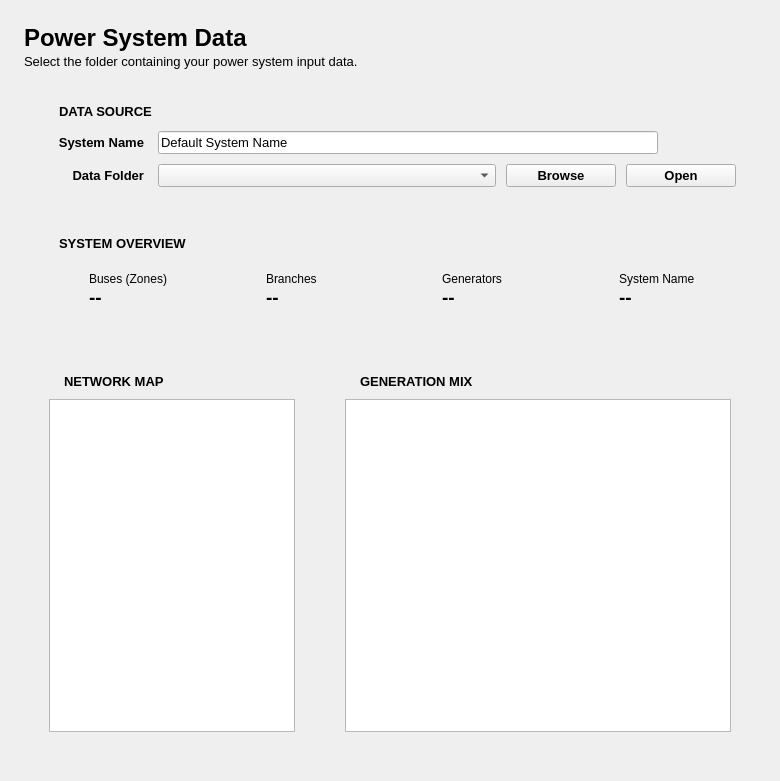
First picture: the form in quest_planning/ui/forms/power_system_data/power_system_DEP.ui, repository sandialabs/quest_planning, before the edit.
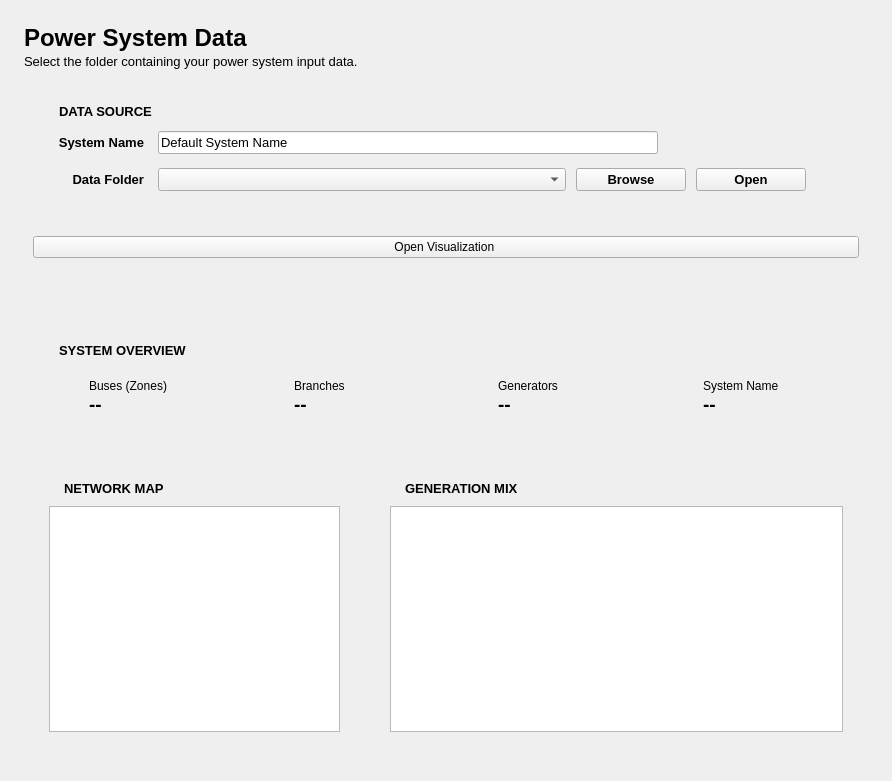
Second picture: the form after the edit. Icons and pictures are not drawn. Custom widgets are drawn as their Qt base class.

Commit message:
fix: removed load button and added a visualization butto
- added a visualization button for when data is loaded into the application the button will enable and be clicked so a popup window occurs.

The edit to the form file:
```diff
--- a/quest_planning/ui/forms/power_system_data/power_system_DEP.ui
+++ b/quest_planning/ui/forms/power_system_data/power_system_DEP.ui
@@ -6,7 +6,7 @@
    <rect>
     <x>0</x>
     <y>0</y>
-    <width>780</width>
+    <width>892</width>
     <height>781</height>
    </rect>
   </property>
@@ -23,7 +23,7 @@
    <number>0</number>
   </property>
   <widget class="QWidget" name="page_standard">
-   <layout class="QVBoxLayout" name="verticalLayout_main" stretch="0,0,0,0">
+   <layout class="QVBoxLayout" name="verticalLayout_main" stretch="0,0,0,0,0,0">
     <property name="spacing">
      <number>18</number>
     </property>
@@ -129,29 +129,6 @@
          </property>
         </spacer>
        </item>
-       <item>
-        <widget class="QToolButton" name="power_system_help_button">
-         <property name="text">
-          <string/>
-         </property>
-         <property name="icon">
-          <iconset resource="../../../resources.qrc">
-           <normaloff>:/icon/images/icons/help_FILL0_wght200_GRAD0_opsz48.png</normaloff>:/icon/images/icons/help_FILL0_wght200_GRAD0_opsz48.png</iconset>
-         </property>
-         <property name="iconSize">
-          <size>
-           <width>24</width>
-           <height>24</height>
-          </size>
-         </property>
-         <property name="autoRaise">
-          <bool>true</bool>
-         </property>
-         <property name="btnRole" stdset="0">
-          <string>icon</string>
-         </property>
-        </widget>
-       </item>
       </layout>
      </widget>
     </item>
@@ -330,7 +307,7 @@
           </widget>
          </item>
          <item row="1" column="1">
-          <layout class="QHBoxLayout" name="horizontalLayout_folder" stretch="1,0,0">
+          <layout class="QHBoxLayout" name="horizontalLayout_folder" stretch="1,0,0,0">
            <property name="spacing">
             <number>10</number>
            </property>
@@ -407,6 +384,29 @@
              </property>
             </widget>
            </item>
+           <item>
+            <widget class="QToolButton" name="power_system_help_button">
+             <property name="text">
+              <string/>
+             </property>
+             <property name="icon">
+              <iconset resource="../../../resources.qrc">
+               <normaloff>:/icon/images/icons/help_FILL0_wght200_GRAD0_opsz48.png</normaloff>:/icon/images/icons/help_FILL0_wght200_GRAD0_opsz48.png</iconset>
+             </property>
+             <property name="iconSize">
+              <size>
+               <width>24</width>
+               <height>24</height>
+              </size>
+             </property>
+             <property name="autoRaise">
+              <bool>true</bool>
+             </property>
+             <property name="btnRole" stdset="0">
+              <string>icon</string>
+             </property>
+            </widget>
+           </item>
           </layout>
          </item>
         </layout>
@@ -414,6 +414,38 @@
       </layout>
      </widget>
     </item>
+    <item>
+     <widget class="QFrame" name="frame">
+      <property name="frameShape">
+       <enum>QFrame::NoFrame</enum>
+      </property>
+      <property name="frameShadow">
+       <enum>QFrame::Raised</enum>
+      </property>
+      <layout class="QVBoxLayout" name="verticalLayout">
+       <item>
+        <widget class="QPushButton" name="pushButton">
+         <property name="text">
+          <string>Open Visualization </string>
+         </property>
+        </widget>
+       </item>
+      </layout>
+     </widget>
+    </item>
+    <item>
+     <spacer name="begin_spacer">
+      <property name="orientation">
+       <enum>Qt::Vertical</enum>
+      </property>
+      <property name="sizeHint" stdset="0">
+       <size>
+        <width>20</width>
+        <height>40</height>
+       </size>
+      </property>
+     </spacer>
+    </item>
     <item>
      <widget class="QFrame" name="frame_overview">
       <property name="sizePolicy">
```
Left out of the diff: 96 changed lines with no effect on the pictures. The commit also changes 5 other files.
